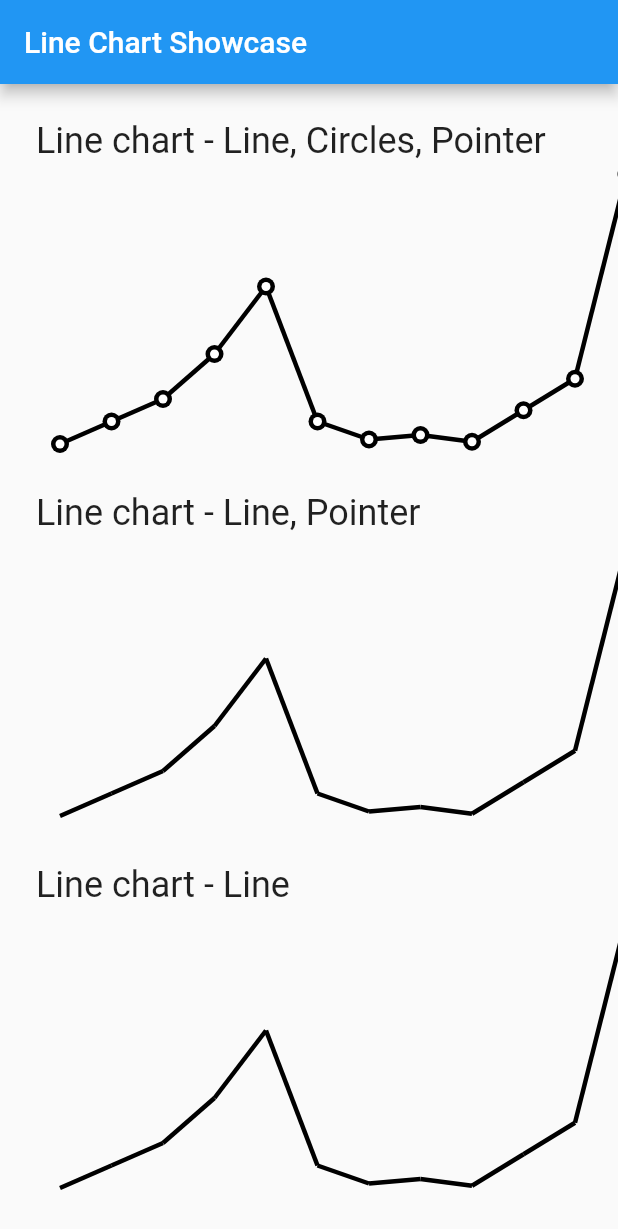
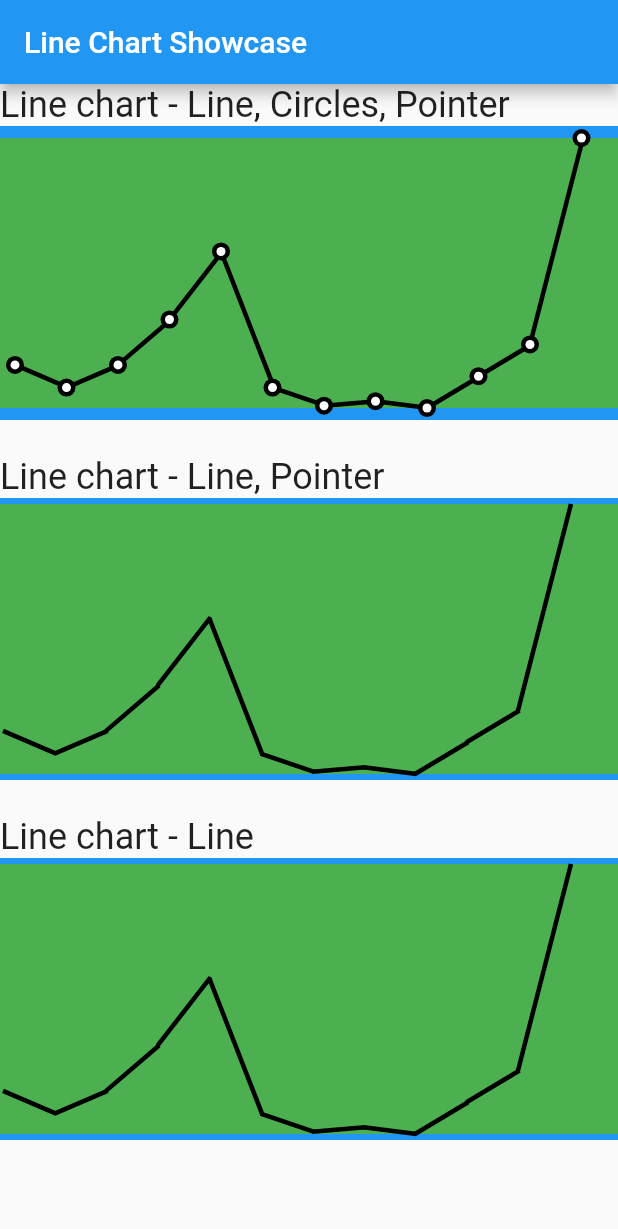
Before and after one commit to lucas-sesti/line_chart, a Flutter app: the screen it shows after launch, on a phone screen of 412 x 824 dp. Shown: the top 1229 px of the screen. Run offline on Flutter 3.47's test engine with Material 2 defaults, Android fonts, the phone set to English and light mode, and no system bars.

Commit message:
fixed padding of chart and added when on pointer, callback with percentage

```diff
--- a/example/lib/main.dart
+++ b/example/lib/main.dart
@@ -53,7 +53,7 @@ class MyHomePage extends StatefulWidget {
 
 class _MyHomePageState extends State<MyHomePage> {
   List<LineChartModel> data = [
-    LineChartModel(amount: 100, date: DateTime(2020, 1, 1)),
+    LineChartModel(amount: 300, date: DateTime(2020, 1, 1)),
     LineChartModel(amount: 200, date: DateTime(2020, 1, 2)),
     LineChartModel(amount: 300, date: DateTime(2020, 1, 3)),
     LineChartModel(amount: 500, date: DateTime(2020, 1, 4)),
@@ -103,9 +103,7 @@ class _MyHomePageState extends State<MyHomePage> {
       appBar: AppBar(
         title: Text('Line Chart Showcase'),
       ),
-      body: Padding(
-        padding: EdgeInsets.all(24),
-        child: ListView(
+      body: ListView(
         children: [
           // First chart
           Column(
@@ -115,7 +113,9 @@ class _MyHomePageState extends State<MyHomePage> {
                 'Line chart - Line, Circles, Pointer',
                 style: Theme.of(context).textTheme.headline5,
               ),
-                LineChart(
+              Container(
+                color: Colors.red,
+                child: LineChart(
                   width: MediaQuery.of(context).size.width,
                   height: 180,
                   data: data,
@@ -132,12 +132,14 @@ class _MyHomePageState extends State<MyHomePage> {
                     color: Colors.black,
                   ),
                   insideCirclePaint: insideCirclePaint,
-                  onValuePointer: (LineChartModel value) {
-                    print('onValuePointer');
+                  onValuePointer: (LineChartModelCallback value) {
+                    print('${value.chart} ${value.percentage}');
                   },
                   onDropPointer: () {
                     print('onDropPointer');
                   },
+                  insidePadding: 16,
+                ),
               ),
             ],
           ),
@@ -171,8 +173,8 @@ class _MyHomePageState extends State<MyHomePage> {
                     color: Colors.black,
                   ),
                   insideCirclePaint: insideCirclePaint,
-                    onValuePointer: (LineChartModel value) {
-                      print('onValuePointer');
+                  onValuePointer: (LineChartModelCallback value) {
+                    print('${value.chart} ${value.percentage}');
                   },
                   onDropPointer: () {
                     print('onDropPointer');
@@ -207,8 +209,8 @@ class _MyHomePageState extends State<MyHomePage> {
                   color: Colors.black,
                 ),
                 insideCirclePaint: insideCirclePaint,
-                  onValuePointer: (LineChartModel value) {
-                    print('onValuePointer');
+                onValuePointer: (LineChartModelCallback value) {
+                  print('${value.chart} ${value.percentage}');
                 },
                 onDropPointer: () {
                   print('onDropPointer');
@@ -218,7 +220,6 @@ class _MyHomePageState extends State<MyHomePage> {
           ),
         ],
       ),
-      ),
     );
   }
 }
--- a/lib/charts/line-chart.widget.dart
+++ b/lib/charts/line-chart.widget.dart
@@ -18,9 +18,10 @@ class LineChart extends StatefulWidget {
     this.showCircles = false,
     this.linePointerDecoration,
     this.pointerDecoration,
+    this.insidePadding = 8,
   });
 
-  final Function(LineChartModel) onValuePointer;
+  final Function(LineChartModelCallback) onValuePointer;
   final Function(Canvas, Size) customDraw;
   final Function onDropPointer;
   final BoxDecoration pointerDecoration;
@@ -34,14 +35,13 @@ class LineChart extends StatefulWidget {
   final Paint circlePaint;
   final Paint insideCirclePaint;
   final List<LineChartModel> data;
+  final double insidePadding;
 
   @override
   _LineChartState createState() => _LineChartState();
 }
 
 class _LineChartState extends State<LineChart> {
-  final double radiusValue = 6;
-
   List<List> offsetsAndValues = [];
   BoxDecoration linePointerDecoration = BoxDecoration(
     color: Colors.black,
@@ -56,6 +56,7 @@ class _LineChartState extends State<LineChart> {
   double minValue = 0;
   bool showPointer = false;
   Paint circlePaint = Paint()..color = Colors.black;
+  List<double> percentagesOffsets = [];
 
   void initState() {
     super.initState();
@@ -99,7 +100,8 @@ class _LineChartState extends State<LineChart> {
     double next = 0;
 
     offsetsAndValues = widget.data.map((chart) {
-      final Offset circlePosition = _getPointPos(next + 12, chart.amount);
+      final Offset circlePosition =
+          _getPointPos(next + widget.circleRadiusValue, chart.amount);
 
       next = next + basePos;
       return [
@@ -140,8 +142,10 @@ class _LineChartState extends State<LineChart> {
       percentage = 0.5;
     }
 
+    percentagesOffsets.add(percentage);
+
     return Offset(
-      width - radiusValue * 2,
+      width - widget.circleRadiusValue * 2,
       widget.height * (1 - percentage),
     );
   }
@@ -190,7 +194,12 @@ class _LineChartState extends State<LineChart> {
           showPointer = false;
         } else {
           if (widget.onValuePointer != null) {
-            widget.onValuePointer(offsetsAndValues[nearestIndex][1]);
+            widget.onValuePointer(
+              LineChartModelCallback(
+                chart: offsetsAndValues[nearestIndex][1],
+                percentage: percentagesOffsets[nearestIndex] * 100,
+              ),
+            );
           }
 
           showPointer = true;
@@ -211,44 +220,50 @@ class _LineChartState extends State<LineChart> {
 
   @override
   Widget build(BuildContext context) {
-    return SizedBox(
+    return Container(
+      color: Colors.blue,
+      child: SizedBox(
         width: widget.width,
-      height: widget.height + 16,
+        height: widget.height + widget.insidePadding,
         child: Stack(
           alignment: Alignment.center,
           children: [
-          Padding(
-            padding: EdgeInsets.symmetric(
-              horizontal: 16,
-            ),
-            child: GestureDetector(
+            GestureDetector(
               onLongPressStart: _showDetailsPointer,
               onLongPressMoveUpdate: _showDetailsPointer,
               onLongPressEnd: _dropPointer,
               onPanUpdate: _showDetailsPointer,
               onPanEnd: _dropPointer,
+              child: Container(
+                color: Colors.green,
                 child: CustomPaint(
                   size: Size(widget.width, widget.height),
-                painter: LineChartPainter(offsetsAndValues, widget.width,
-                    widget.height, widget.linePaint, widget.circlePaint,
+                  painter: LineChartPainter(
+                    offsetsAndValues,
+                    widget.width,
+                    widget.height,
+                    widget.linePaint,
+                    widget.circlePaint,
                     customDraw: widget.customDraw,
                     insideCirclePaint: widget.insideCirclePaint,
                     radiusValue: widget.circleRadiusValue,
-                    showCircles: widget.showCircles),
+                    showCircles: widget.showCircles,
+                    insidePadding: widget.insidePadding,
+                  ),
                 ),
               ),
             ),
             if (widget.showPointer) ...{
               // Line
               Positioned(
-              left: x + 14.5,
+                left: x + widget.insidePadding - 1.5,
                 top: 0,
                 child: AnimatedOpacity(
                   duration: Duration(milliseconds: 200),
                   opacity: showPointer ? 1 : 0,
                   curve: Curves.easeInOut,
                   child: Container(
-                  height: widget.height + 16,
+                    height: widget.height + widget.insidePadding,
                     width: 2,
                     decoration: linePointerDecoration,
                   ),
@@ -257,15 +272,15 @@ class _LineChartState extends State<LineChart> {
 
               // Circle
               Positioned(
-              left: x + 9,
-              top: y + 2,
+                left: x + widget.insidePadding - 6.5,
+                top: (y - 6) + widget.insidePadding / 2,
                 child: AnimatedOpacity(
                   duration: Duration(milliseconds: 200),
                   opacity: showPointer ? 1 : 0,
                   curve: Curves.easeInOut,
                   child: Container(
-                  width: 12,
-                  height: 12,
+                    width: widget.circleRadiusValue * 2,
+                    height: widget.circleRadiusValue * 2,
                     decoration: pointerDecoration,
                   ),
                 ),
@@ -288,6 +303,7 @@ class _LineChartState extends State<LineChart> {
             // }
           ],
         ),
+      ),
     );
   }
 }
--- a/lib/model/line-chart.model.dart
+++ b/lib/model/line-chart.model.dart
@@ -7,3 +7,13 @@ class LineChartModel {
     this.amount,
   });
 }
+
+class LineChartModelCallback {
+  LineChartModel chart;
+  double percentage;
+
+  LineChartModelCallback({
+    this.chart,
+    this.percentage,
+  });
+}
```
Also changed, not shown: lib/charts/line-chart-painter.widget.dart (+8 -4 lines). Lines whose indentation alone changed are shown as unchanged.
